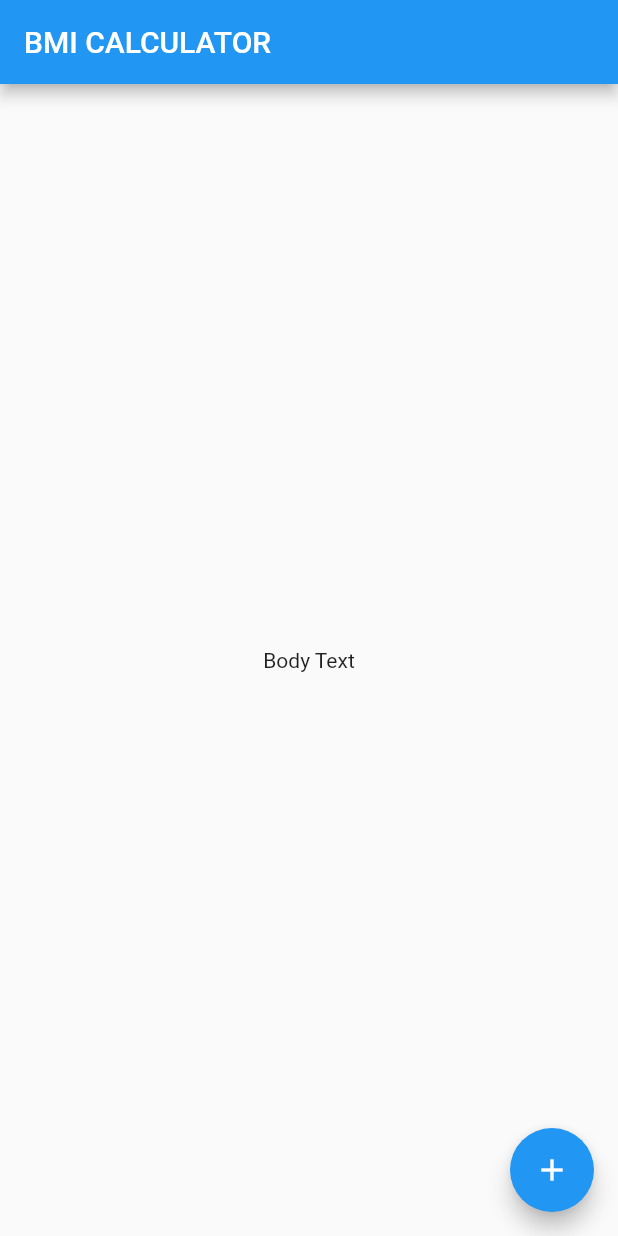
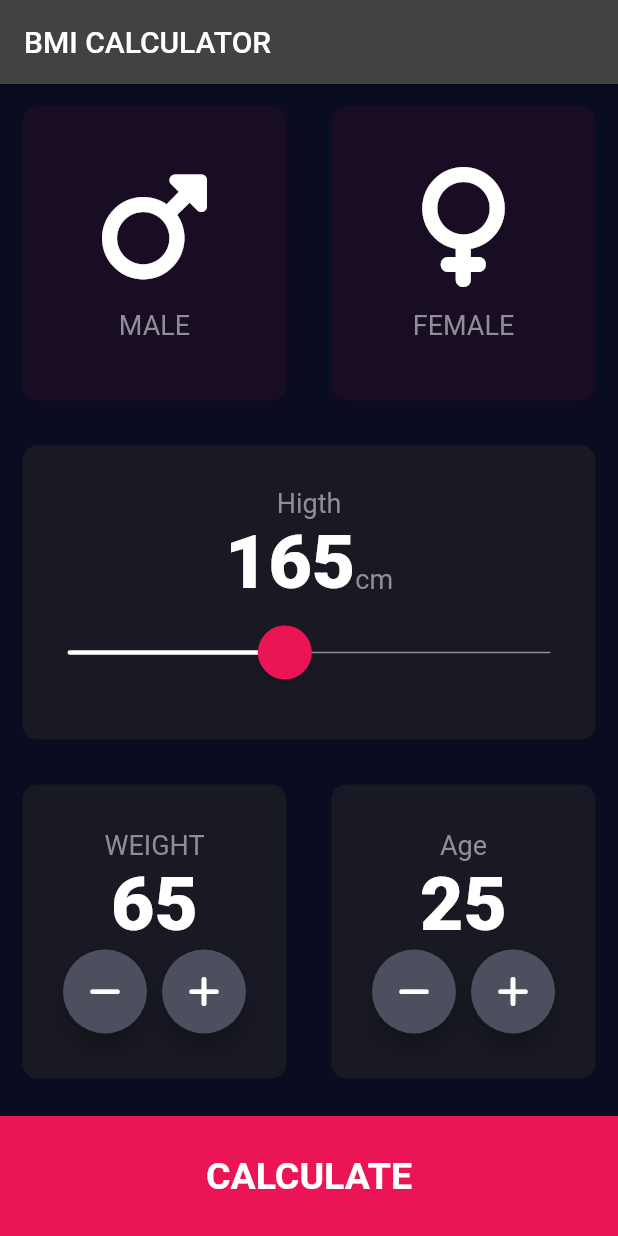
Before and after one commit to HeratUni-CS/bmi-calculator-JawadErfani01, a Flutter app: the screen it shows after launch, on a phone screen of 412 x 824 dp. Run offline on Flutter 3.47's test engine with Material 2 defaults, Android fonts, the phone set to English and light mode, and no system bars; our stand-ins replace font_awesome_flutter.

Commit message:
components folder with file added

```diff
--- /dev/null
+++ b/lib/components/bottom_button.dart
@@ -0,0 +1,28 @@
+import 'package:bmi_starting/constants.dart';
+import 'package:flutter/material.dart';
+
+class BottomButton extends StatelessWidget {
+  final String? title;
+
+  final VoidCallback? onTaP;
+
+  BottomButton({@required this.title, @required this.onTaP});
+
+  @override
+  Widget build(BuildContext context) {
+    return GestureDetector(
+      onTap: onTaP,
+      child: Container(
+        child: Center(
+            child: Text(
+          title!,
+          style: kLargeButtonTextStyle,
+        )),
+        margin: EdgeInsets.only(top: 10),
+        color: kBottomContainerColor,
+        width: double.infinity,
+        height: kBottomContainerHiegh,
+      ),
+    );
+  }
+}
--- /dev/null
+++ b/lib/components/icon_content.dart
@@ -0,0 +1,27 @@
+import 'package:flutter/material.dart';
+
+class IconContent extends StatelessWidget {
+  final IconData? icon;
+  final String? label;
+
+  IconContent({this.icon, this.label});
+  @override
+  Widget build(BuildContext context) {
+    return Column(
+      mainAxisAlignment: MainAxisAlignment.center,
+      children: [
+        Icon(
+          icon,
+          size: 80,
+        ),
+        SizedBox(
+          height: 15,
+        ),
+        Text(
+          label!,
+          style: TextStyle(fontSize: 18, color: Color(0xFF8D8E98)),
+        )
+      ],
+    );
+  }
+}
--- /dev/null
+++ b/lib/components/reusable_card.dart
@@ -0,0 +1,23 @@
+import 'package:bmi_starting/constants.dart';
+import 'package:flutter/material.dart';
+
+class ReusableCard extends StatelessWidget {
+  final Color? color;
+  final Widget? child;
+  final VoidCallback? onPress;
+  ReusableCard({this.color, this.child, this.onPress});
+  @override
+  Widget build(BuildContext context) {
+    return GestureDetector(
+      onTap: onPress,
+      child: Container(
+        child: child,
+        margin: EdgeInsets.all(15),
+        decoration: BoxDecoration(
+          borderRadius: BorderRadius.circular(10),
+          color: color ?? kActiveCardColor,
+        ),
+      ),
+    );
+  }
+}
--- /dev/null
+++ b/lib/components/round_icon_button.dart
@@ -0,0 +1,24 @@
+import 'package:flutter/cupertino.dart';
+import 'package:flutter/material.dart';
+
+class RoundIconButton extends StatelessWidget {
+  final IconData? icon;
+  final VoidCallback? onPress;
+
+  RoundIconButton({required this.icon, required this.onPress});
+
+  @override
+  Widget build(BuildContext context) {
+    return RawMaterialButton(
+      onPressed: onPress,
+      shape: CircleBorder(),
+      fillColor: Color(0XFF4C4F5E),
+      constraints: BoxConstraints.tightFor(
+        width: 56.0,
+        height: 56.0,
+      ),
+      elevation: 6,
+      child: Icon(this.icon),
+    );
+  }
+}
--- /dev/null
+++ b/lib/constants.dart
@@ -0,0 +1,31 @@
+import 'package:flutter/cupertino.dart';
+import 'package:flutter/material.dart';
+
+const kLableStyle = TextStyle(
+  fontSize: 18,
+  color: Color(0xFF8D8E98),
+);
+
+const kNumberTextStyle = TextStyle(
+  fontSize: 50,
+  fontWeight: FontWeight.w900,
+);
+
+const double kBottomContainerHiegh = 80;
+
+const kBottomContainerColor = Color(0XFFEB1555);
+const kActiveCardColor = Color(0XFF1DE33);
+const kInActiveCardColor = Color(0XFF11328);
+
+const kLargeButtonTextStyle =
+    TextStyle(fontSize: 25, fontWeight: FontWeight.bold);
+const kTitleTextStyle = TextStyle(fontSize: 50, fontWeight: FontWeight.bold);
+const kResultTextStyle = TextStyle(
+    color: Color(0XFF24D676), fontSize: 22, fontWeight: FontWeight.bold);
+
+const kBMITextStyle = TextStyle(fontSize: 100, fontWeight: FontWeight.bold);
+
+const kGrayBodyTextStyle = TextStyle(fontSize: 22, color: Colors.grey);
+const kBodyTextStyle = TextStyle(
+  fontSize: 22,
+);
--- a/lib/main.dart
+++ b/lib/main.dart
@@ -1,3 +1,5 @@
+
+import 'package:bmi_starting/screens/Input_page.dart';
 import 'package:flutter/material.dart';
 
 void main() => runApp(BMICalculator());
@@ -6,30 +8,12 @@ class BMICalculator extends StatelessWidget {
   @override
   Widget build(BuildContext context) {
     return MaterialApp(
+
+      theme: ThemeData.dark().copyWith(
+        primaryColor: Color(0XFF0A0D22),
+        scaffoldBackgroundColor: Color(0XFF0A0D22),
+      ),
       home: InputPage(),
     );
   }
 }
-
-class InputPage extends StatefulWidget {
-  @override
-  State<InputPage> createState() => _InputPageState();
-}
-
-class _InputPageState extends State<InputPage> {
-  @override
-  Widget build(BuildContext context) {
-    return Scaffold(
-      appBar: AppBar(
-        title: Text('BMI CALCULATOR'),
-      ),
-      body: Center(
-        child: Text('Body Text'),
-      ),
-      floatingActionButton: FloatingActionButton(
-        onPressed: () {},
-        child: Icon(Icons.add),
-      ),
-    );
-  }
-}
--- /dev/null
+++ b/lib/screens/Input_page.dart
@@ -0,0 +1,235 @@
+import 'package:bmi_starting/calculater.dart';
+import 'package:bmi_starting/components/bottom_button.dart';
+import 'package:bmi_starting/components/round_icon_button.dart';
+import 'package:bmi_starting/constants.dart';
+import 'package:bmi_starting/screens/result_page.dart';
+import 'package:flutter/material.dart';
+import 'package:font_awesome_flutter/font_awesome_flutter.dart';
+import '../components/reusable_card.dart';
+import '../components/icon_content.dart';
+
+enum Gender { male, female }
+
+class InputPage extends StatefulWidget {
+  @override
+  _InputPageState createState() => _InputPageState();
+}
+
+class _InputPageState extends State<InputPage> {
+  Gender? selectGender;
+  int height = 165;
+  int weight = 65;
+  int age = 25;
+
+  @override
+  Widget build(BuildContext context) {
+    return Scaffold(
+      appBar: AppBar(
+        title: Text('BMI CALCULATOR'),
+      ),
+      body: Column(
+        crossAxisAlignment: CrossAxisAlignment.stretch,
+        children: [
+          Expanded(
+            child: Row(
+              children: [
+                Expanded(
+                  child: ReusableCard(
+                    onPress: () {
+                      setState(
+                        () {
+                          selectGender = Gender.male;
+                        },
+                      );
+                    },
+                    color: selectGender == Gender.male
+                        ? kActiveCardColor
+                        : kInActiveCardColor,
+                    child: IconContent(
+                      icon: FontAwesomeIcons.mars,
+                      label: 'MALE',
+                    ),
+                  ),
+                ),
+                Expanded(
+                  child: ReusableCard(
+                    onPress: () {
+                      setState(
+                        () {
+                          selectGender = Gender.female;
+                        },
+                      );
+                    },
+                    color: selectGender == Gender.female
+                        ? kActiveCardColor
+                        : kInActiveCardColor,
+                    child: IconContent(
+                      icon: FontAwesomeIcons.venus,
+                      label: 'FEMALE',
+                    ),
+                  ),
+                ),
+              ],
+            ),
+          ),
+          Expanded(
+            child: ReusableCard(
+              child: Column(
+                mainAxisAlignment: MainAxisAlignment.center,
+                children: [
+                  Text(
+                    'Higth',
+                    style: kLableStyle,
+                  ),
+                  Row(
+                    mainAxisAlignment: MainAxisAlignment.center,
+                    crossAxisAlignment: CrossAxisAlignment.baseline,
+                    textBaseline: TextBaseline.alphabetic,
+                    children: [
+                      Text(height.toString(), style: kNumberTextStyle),
+                      Text(
+                        'cm',
+                        style: kLableStyle,
+                      ),
+                    ],
+                  ),
+                  SliderTheme(
+                    data: SliderTheme.of(context).copyWith(
+                        trackHeight: 1,
+                        activeTrackColor: Colors.white,
+                        inactiveTrackColor: Color(0xFF8D8E98),
+                        overlayColor: Color(0x1fEB1555),
+                        thumbColor: Color(0xFFEB1555),
+                        thumbShape:
+                            RoundSliderThumbShape(enabledThumbRadius: 18),
+                        overlayShape:
+                            RoundSliderOverlayShape(overlayRadius: 30)),
+                    child: Slider(
+                      value: height.toDouble(),
+                      min: 120,
+                      max: 220,
+                      onChanged: (double newValue) {
+                        setState(
+                          () {
+                            height = newValue.round();
+                          },
+                        );
+                      },
+                    ),
+                  )
+                ],
+              ),
+            ),
+          ),
+          Expanded(
+            child: Row(
+              children: [
+                Expanded(
+                  child: ReusableCard(
+                    child: Column(
+                      mainAxisAlignment: MainAxisAlignment.center,
+                      children: [
+                        Text(
+                          "WEIGHT",
+                          style: kLableStyle,
+                        ),
+                        Text(weight.toString(), style: kNumberTextStyle),
+                        Row(
+                          mainAxisAlignment: MainAxisAlignment.center,
+                          children: [
+                            RoundIconButton(
+                              icon: FontAwesomeIcons.minus,
+                              onPress: () {
+                                setState(
+                                  () {
+                                    weight--;
+                                  },
+                                );
+                              },
+                            ),
+                            SizedBox(
+                              width: 10,
+                            ),
+                            RoundIconButton(
+                              icon: FontAwesomeIcons.plus,
+                              onPress: () {
+                                setState(
+                                  () {
+                                    weight++;
+                                  },
+                                );
+                              },
+                            ),
+                          ],
+                        ),
+                      ],
+                    ),
+                  ),
+                ),
+                Expanded(
+                  child: ReusableCard(
+                    child: Column(
+                      mainAxisAlignment: MainAxisAlignment.center,
+                      children: [
+                        Text(
+                          "Age",
+                          style: kLableStyle,
+                        ),
+                        Text(age.toString(), style: kNumberTextStyle),
+                        Row(
+                          mainAxisAlignment: MainAxisAlignment.center,
+                          children: [
+                            RoundIconButton(
+                              icon: FontAwesomeIcons.minus,
+                              onPress: () {
+                                setState(
+                                  () {
+                                    age--;
+                                  },
+                                );
+                              },
+                            ),
+                            SizedBox(
+                              width: 10,
+                            ),
+                            RoundIconButton(
+                              icon: FontAwesomeIcons.plus,
+                              onPress: () {
+                                setState(
+                                  () {
+                                    age++;
+                                  },
+                                );
+                              },
+                            ),
+                          ],
+                        ),
+                      ],
+                    ),
+                  ),
+                ),
+              ],
+            ),
+          ),
+          BottomButton(
+            title: 'CALCULATE',
+            onTaP: () {
+              Calculator calculater =
+                  Calculator(height: height, weight: weight);
+              Navigator.push(
+                context,
+                MaterialPageRoute(
+                  builder: (context) => ResultsPage(
+                    bmiResult: calculater.calculateBMI(),
+                    resultText: calculater.getResult(),
+                    interpretation: calculater.getInterpretation(),
+                  ),
+                ),
+              );
+            },
+          ),
+        ],
+      ),
+    );
+  }
+}
--- a/pubspec.yaml
+++ b/pubspec.yaml
@@ -20,7 +20,7 @@ publish_to: 'none' # Remove this line if you wish to publish to pub.dev
 version: 1.0.0+1
 
 environment:
-  sdk: '>=2.18.0 <3.0.0'
+  sdk: '2.17.3'
 
 # Dependencies specify other packages that your package needs in order to work.
 # To automatically upgrade your package dependencies to the latest versions
```
Also changed, not shown: lib/calculater.dart (added, +44 -0 lines), lib/screens/result_page.dart (added, +79 -0 lines), pubspec.lock.
